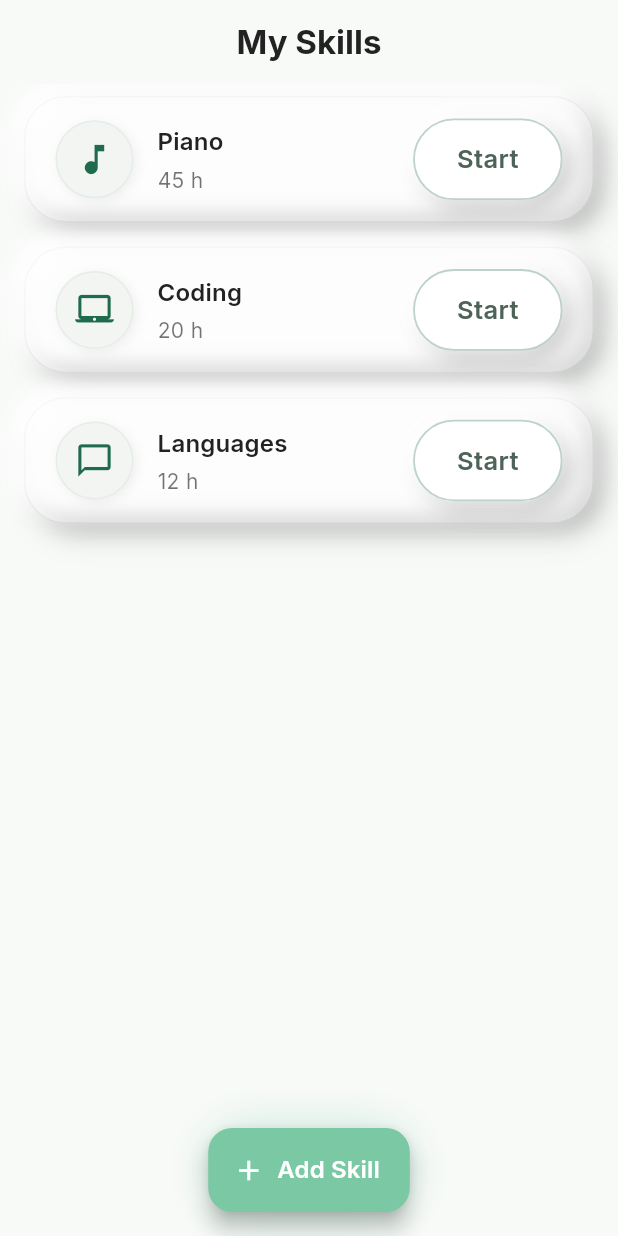
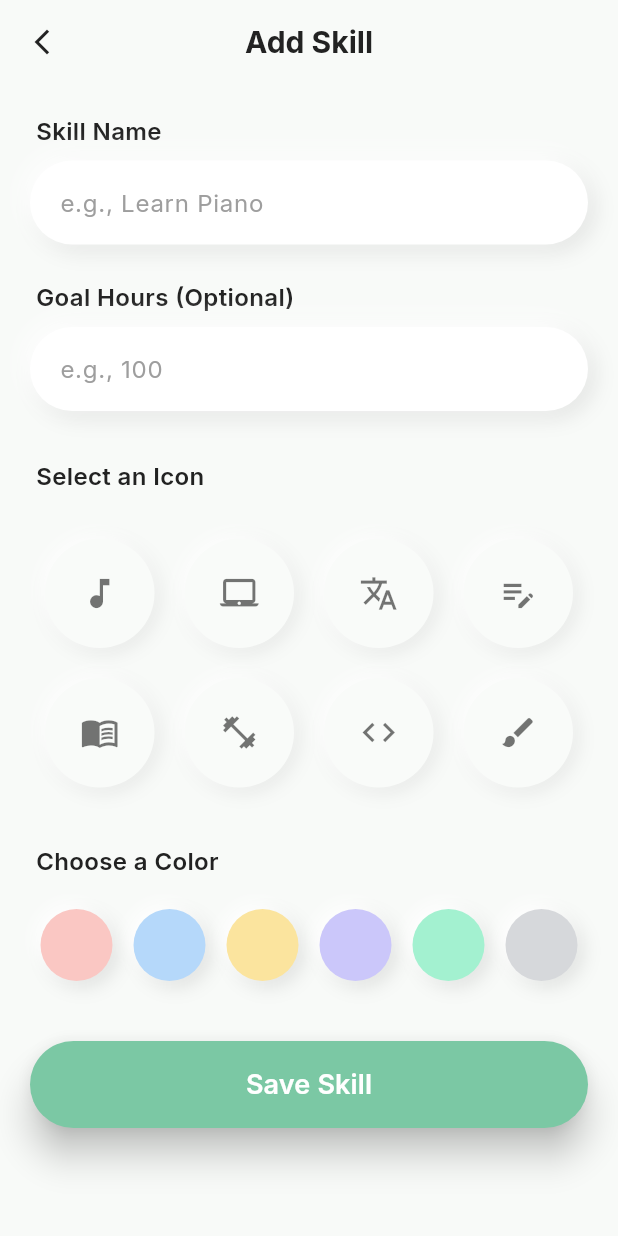
Before and after one commit to jeangoujan/evolv, a Flutter app: the screen it shows after launch, after a tap on "Add Skill", on a phone screen of 412 x 824 dp. Run offline on Flutter 3.47's test engine with Material 3 defaults, Android fonts, the phone set to English and light mode, and no system bars.

Commit message:
added: add_skill_screen

```diff
--- /dev/null
+++ b/lib/screens/add_skill_screen.dart
@@ -0,0 +1,344 @@
+import 'package:flutter/material.dart';
+import '../theme/app_theme.dart';
+
+class AddSkillScreen extends StatefulWidget {
+  const AddSkillScreen({super.key});
+
+  @override
+  State<AddSkillScreen> createState() => _AddSkillScreenState();
+}
+
+class _AddSkillScreenState extends State<AddSkillScreen> {
+  final _nameController = TextEditingController();
+  final _goalController = TextEditingController();
+
+  int? _selectedIconIndex;
+  int? _selectedColorIndex;
+
+  final List<IconData> _icons = [
+    Icons.music_note,
+    Icons.laptop_mac,
+    Icons.translate,
+    Icons.edit_note,
+    Icons.menu_book,
+    Icons.fitness_center,
+    Icons.code,
+    Icons.brush,
+  ];
+
+  final List<Color> _colors = const [
+    Color(0xFFFAC7C3),
+    Color(0xFFB5D8FA),
+    Color(0xFFFBE49E),
+    Color(0xFFCBC7FA),
+    Color(0xFFA3F1D0),
+    Color(0xFFD6D8DB),
+  ];
+
+  @override
+  Widget build(BuildContext context) {
+    final theme = Theme.of(context);
+    final isDark = theme.brightness == Brightness.dark;
+
+    return Scaffold(
+      backgroundColor: theme.scaffoldBackgroundColor,
+      appBar: AppBar(
+        backgroundColor: theme.scaffoldBackgroundColor,
+        elevation: 0,
+        leading: IconButton(
+          icon: Icon(
+            Icons.arrow_back_ios_new,
+            color: isDark ? textLight : textDark,
+            size: 20,
+          ),
+          onPressed: () {
+            // если пользователь ничего не ввёл — просто выходим без возврата данных
+            if (_nameController.text.trim().isEmpty) {
+              Navigator.pop(context);
+              return;
+            }
+
+            final newSkill = {
+              'name': _nameController.text.trim(),
+              'goal': _goalController.text.trim(),
+              'icon': _icons[_selectedIconIndex ?? 0],
+              'color': _colors[_selectedColorIndex ?? 0],
+            };
+
+            Navigator.pop(context, newSkill);
+          },
+        ),
+        centerTitle: true,
+        title: Text(
+          "Add Skill",
+          style: TextStyle(
+            fontFamily: 'Inter',
+            fontWeight: FontWeight.w700,
+            color: isDark ? textLight : textDark,
+          ),
+        ),
+      ),
+      body: ListView(
+        padding: const EdgeInsets.all(20),
+        children: [
+          _buildLabel("Skill Name", isDark),
+          _buildTextField(_nameController, "e.g., Learn Piano", isDark),
+          const SizedBox(height: 24),
+          _buildLabel("Goal Hours (Optional)", isDark),
+          _buildTextField(_goalController, "e.g., 100", isDark),
+          const SizedBox(height: 32),
+          _buildLabel("Select an Icon", isDark),
+          const SizedBox(height: 12),
+          _buildIconGrid(isDark),
+          const SizedBox(height: 28),
+          _buildLabel("Choose a Color", isDark),
+          const SizedBox(height: 12),
+          _buildColorRow(isDark),
+          const SizedBox(height: 40),
+          _buildSaveButton(context),
+        ],
+      ),
+    );
+  }
+
+  // --- Components ---
+
+  Widget _buildLabel(String text, bool isDark) {
+    return Padding(
+      padding: const EdgeInsets.only(left: 4, bottom: 8),
+      child: Text(
+        text,
+        style: TextStyle(
+          fontFamily: 'Inter',
+          fontWeight: FontWeight.w600,
+          fontSize: 16,
+          color: isDark ? Colors.white.withOpacity(0.9) : textDark,
+        ),
+      ),
+    );
+  }
+
+  Widget _buildTextField(
+      TextEditingController controller, String hint, bool isDark) {
+    return Container(
+      decoration: BoxDecoration(
+        color: isDark ? const Color(0xFF1A1F1A) : Colors.white,
+        borderRadius: BorderRadius.circular(28),
+        boxShadow: isDark
+            ? [
+                BoxShadow(
+                  color: Colors.black.withOpacity(0.6),
+                  offset: const Offset(3, 3),
+                  blurRadius: 10,
+                ),
+                BoxShadow(
+                  color: Colors.white.withOpacity(0.07),
+                  offset: const Offset(-3, -3),
+                  blurRadius: 10,
+                ),
+              ]
+            : [
+                BoxShadow(
+                  color: Colors.black.withOpacity(0.1),
+                  offset: const Offset(4, 4),
+                  blurRadius: 12,
+                ),
+                const BoxShadow(
+                  color: Colors.white,
+                  offset: Offset(-4, -4),
+                  blurRadius: 12,
+                ),
+              ],
+      ),
+      child: TextField(
+        controller: controller,
+        style: TextStyle(
+          fontFamily: 'Inter',
+          color: isDark ? Colors.white : Colors.black,
+        ),
+        decoration: InputDecoration(
+          hintText: hint,
+          hintStyle: TextStyle(
+            fontFamily: 'Inter',
+            color: isDark ? Colors.white54 : Colors.grey[500],
+          ),
+          border: InputBorder.none,
+          contentPadding:
+              const EdgeInsets.symmetric(horizontal: 20, vertical: 16),
+        ),
+      ),
+    );
+  }
+
+Widget _buildIconGrid(bool isDark) {
+  return GridView.builder(
+    shrinkWrap: true,
+    physics: const NeverScrollableScrollPhysics(),
+    itemCount: _icons.length,
+    gridDelegate: const SliverGridDelegateWithFixedCrossAxisCount(
+      crossAxisCount: 4,
+    ),
+    itemBuilder: (context, index) {
+      final selected = _selectedIconIndex == index;
+
+      return GestureDetector(
+        onTap: () => setState(() => _selectedIconIndex = index),
+        child: AnimatedContainer(
+          duration: const Duration(milliseconds: 200),
+          margin: const EdgeInsets.all(10),
+          decoration: BoxDecoration(
+            color: isDark
+                ? const Color(0xFF202620)
+                : const Color(0xFFF9FBF9),
+            shape: BoxShape.circle,
+            boxShadow: selected
+                ? [
+                    BoxShadow(
+                      color: mintPrimary.withOpacity(0.5),
+                      blurRadius: 25,
+                      spreadRadius: 2,
+                    ),
+                    BoxShadow(
+                      color: Colors.black.withOpacity(isDark ? 0.4 : 0.08),
+                      offset: const Offset(3, 3),
+                      blurRadius: 10,
+                    ),
+                    BoxShadow(
+                      color: Colors.white.withOpacity(isDark ? 0.05 : 0.9),
+                      offset: const Offset(-3, -3),
+                      blurRadius: 8,
+                    ),
+                  ]
+                : [
+                    BoxShadow(
+                      color: Colors.black.withOpacity(isDark ? 0.4 : 0.08),
+                      offset: const Offset(3, 3),
+                      blurRadius: 10,
+                    ),
+                    BoxShadow(
+                      color: Colors.white.withOpacity(isDark ? 0.05 : 0.9),
+                      offset: const Offset(-3, -3),
+                      blurRadius: 8,
+                    ),
+                  ],
+          ),
+          child: Icon(
+            _icons[index],
+            size: 26,
+            color: selected
+                ? (isDark ? Colors.white : mintPrimary)
+                : (isDark ? Colors.white70 : Colors.black54),
+          ),
+        ),
+      );
+    },
+  );
+}
+
+  Widget _buildColorRow(bool isDark) {
+    return Row(
+      mainAxisAlignment: MainAxisAlignment.spaceAround,
+      children: List.generate(_colors.length, (index) {
+        final selected = _selectedColorIndex == index;
+        final color = _colors[index];
+
+        return GestureDetector(
+          onTap: () => setState(() => _selectedColorIndex = index),
+          child: AnimatedContainer(
+            duration: const Duration(milliseconds: 150),
+            width: selected ? 54 : 48,
+            height: selected ? 54 : 48,
+            decoration: BoxDecoration(
+              color: color,
+              shape: BoxShape.circle,
+              boxShadow: isDark
+                  ? [
+                      BoxShadow(
+                        color: Colors.black.withOpacity(0.7),
+                        offset: const Offset(3, 3),
+                        blurRadius: 8,
+                      ),
+                      BoxShadow(
+                        color: Colors.white.withOpacity(0.05),
+                        offset: const Offset(-3, -3),
+                        blurRadius: 8,
+                      ),
+                    ]
+                  : [
+                      BoxShadow(
+                        color: Colors.black.withOpacity(0.1),
+                        offset: const Offset(4, 4),
+                        blurRadius: 10,
+                      ),
+                      BoxShadow(
+                        color: Colors.white.withOpacity(0.9),
+                        offset: const Offset(-4, -4),
+                        blurRadius: 8,
+                      ),
+                    ],
+              border: selected
+                  ? Border.all(color: mintPrimary, width: 3)
+                  : null,
+            ),
+          ),
+        );
+      }),
+    );
+  }
+
+  Widget _buildSaveButton(BuildContext context) {
+    return ElevatedButton(
+      style: ElevatedButton.styleFrom(
+        backgroundColor: mintPrimary,
+        elevation: 10,
+        shape: RoundedRectangleBorder(borderRadius: BorderRadius.circular(30)),
+        padding: const EdgeInsets.symmetric(vertical: 16),
+      ),
+      onPressed: () {
+        if (_nameController.text.trim().isEmpty) {
+          ScaffoldMessenger.of(context).showSnackBar(
+            SnackBar(
+              backgroundColor: Colors.black87,
+              elevation: 6,
+              behavior: SnackBarBehavior.floating,
+              margin: const EdgeInsets.symmetric(horizontal: 60, vertical: 40),
+              shape: RoundedRectangleBorder(borderRadius: BorderRadius.circular(16)),
+              padding: const EdgeInsets.symmetric(vertical: 10, horizontal: 16),
+              content: const Center(
+                child: Text(
+                  "Please enter a skill name",
+                  textAlign: TextAlign.center,
+                  style: TextStyle(
+                    fontFamily: 'Inter',
+                    fontWeight: FontWeight.w600,
+                    fontSize: 16,
+                    color: Colors.white,
+                  ),
+                ),
+              ),
+              duration: Duration(seconds: 2),
+            ),
+          );
+          return;
+        }
+        final newSkill = {
+          'name': _nameController.text.trim(),
+          'goal': _goalController.text.trim(),
+          'icon': _icons[_selectedIconIndex ?? 0],
+          'color': _colors[_selectedColorIndex ?? 0],
+        };
+
+        Navigator.pop(context, newSkill);
+      },
+      child: const Text(
+        "Save Skill",
+        style: TextStyle(
+          fontFamily: 'Inter',
+          fontWeight: FontWeight.w600,
+          fontSize: 18,
+          color: Colors.white,
+        ),
+      ),
+    );
+  }
+}
--- a/lib/screens/home_screen.dart
+++ b/lib/screens/home_screen.dart
@@ -1,20 +1,41 @@
 import 'package:flutter/material.dart';
-import '../theme/app_theme.dart'; // mintPrimary, mintSecondary, textDark, textLight
+import '../theme/app_theme.dart';
+import 'add_skill_screen.dart';
 
-class HomeScreen extends StatelessWidget {
+class HomeScreen extends StatefulWidget {
   const HomeScreen({super.key});
+
+  @override
+  State<HomeScreen> createState() => _HomeScreenState();
+}
+
+class _HomeScreenState extends State<HomeScreen> {
+  // Хранилище навыков в памяти (позже заменим на БД)
+  final List<Map<String, dynamic>> skills = [
+    {
+      'name': 'Piano',
+      'goal': '45',
+      'icon': Icons.music_note,
+      'color': const Color(0xFFA3F1D0),
+    },
+    {
+      'name': 'Coding',
+      'goal': '20',
+      'icon': Icons.laptop_mac,
+      'color': const Color(0xFFB5D8FA),
+    },
+    {
+      'name': 'Languages',
+      'goal': '12',
+      'icon': Icons.translate,
+      'color': const Color(0xFFFAC7C3),
+    },
+  ];
 
   @override
   Widget build(BuildContext context) {
     final theme = Theme.of(context);
     final isDark = theme.brightness == Brightness.dark;
-
-    // временные данные
-    final skills = const [
-      {'name': 'Piano', 'hours': 45},
-      {'name': 'Coding', 'hours': 20},
-      {'name': 'Languages', 'hours': 12},
-    ];
 
     return Scaffold(
       appBar: AppBar(
@@ -37,32 +58,49 @@ class HomeScreen extends StatelessWidget {
         itemBuilder: (context, i) {
           final s = skills[i];
           return _SkillCard(
-            name: s['name'] as String,
-            hours: s['hours'] as int,
+            name: (s['name'] ?? '').toString(),
+            hours: (s['goal'] ?? '0').toString(),
+            icon: s['icon'] as IconData,
+            color: s['color'] as Color,
             onCardTap: () {
-              // TODO: переход к деталям/статистике
+              // TODO: открыть статистику/детали навыка
             },
             onStartTap: () {
-              // TODO: запуск таймера
+              // TODO: запустить таймер
             },
           );
         },
       ),
       floatingActionButtonLocation: FloatingActionButtonLocation.centerFloat,
-      floatingActionButton: const _AddSkillFab(),
+      floatingActionButton: _AddSkillFab(
+        onPressed: () async {
+          final newSkill = await Navigator.push(
+            context,
+            MaterialPageRoute(builder: (_) => const AddSkillScreen()),
+          );
+          if (!mounted) return;
+          if (newSkill != null && newSkill is Map<String, dynamic>) {
+            setState(() => skills.add(newSkill));
+          }
+        },
+      ),
     );
   }
 }
 
 class _SkillCard extends StatelessWidget {
   final String name;
-  final int hours;
+  final String hours;
+  final IconData icon;
+  final Color color;
   final VoidCallback onCardTap;
   final VoidCallback onStartTap;
 
   const _SkillCard({
     required this.name,
     required this.hours,
+    required this.icon,
+    required this.color,
     required this.onCardTap,
     required this.onStartTap,
   });
@@ -72,7 +110,6 @@ class _SkillCard extends StatelessWidget {
     final theme = Theme.of(context);
     final isDark = theme.brightness == Brightness.dark;
 
-    // более контрастная карточка + тени
     final cardColor = isDark ? const Color(0xFF181C18) : Colors.white;
     final neuShadows = isDark
         ? [
@@ -111,23 +148,21 @@ class _SkillCard extends StatelessWidget {
         boxShadow: neuShadows,
       ),
       child: _AnimatedTap(
-        onTap: onCardTap, // клик по карточке отдельно
+        onTap: onCardTap, // отдельный тап по карточке
         borderRadius: 28,
         child: Padding(
           padding: const EdgeInsets.symmetric(horizontal: 20, vertical: 14),
           child: Row(
             children: [
-              // аватарка-иконка с контрастным фоном
+              // Круг под иконку (с выбранным цветом)
               Container(
                 width: 52,
                 height: 52,
                 decoration: BoxDecoration(
                   shape: BoxShape.circle,
-                  color:
-                      isDark ? const Color(0xFF252A25) : const Color(0xFFF2F5F2),
+                  color: color.withOpacity(0.85),
                   border: Border.all(
-                    color:
-                        isDark ? Colors.white12 : const Color(0xFFE7ECE7),
+                    color: isDark ? Colors.white12 : const Color(0xFFE7ECE7),
                     width: 1,
                   ),
                   boxShadow: isDark
@@ -147,13 +182,15 @@ class _SkillCard extends StatelessWidget {
                         ],
                 ),
                 child: Icon(
-                  _iconForSkill(name),
+                  icon,
                   size: 26,
-                  color: theme.colorScheme.primary,
+                  color: isDark
+                    ? Color.lerp(Colors.black, theme.colorScheme.primary, 0.3)! // 🌙 Тёмный, глубокий оттенок
+                    : theme.colorScheme.primary,
                 ),
               ),
               const SizedBox(width: 16),
-              // текст
+              // Текст
               Expanded(
                 child: Column(
                   crossAxisAlignment: CrossAxisAlignment.start,
@@ -180,7 +217,7 @@ class _SkillCard extends StatelessWidget {
                 ),
               ),
               const SizedBox(width: 12),
-              // кнопка Start — независимая зона нажатия + анимация
+              // Кнопка Start — отдельная интерактивная область + собственный эффект
               _AnimatedTap(
                 onTap: onStartTap,
                 borderRadius: 30,
@@ -193,17 +230,9 @@ class _SkillCard extends StatelessWidget {
       ),
     );
   }
-
-  IconData _iconForSkill(String name) {
-    final n = name.toLowerCase();
-    if (n.contains('piano')) return Icons.music_note;
-    if (n.contains('coding') || n.contains('code')) return Icons.laptop_mac;
-    if (n.contains('lang')) return Icons.chat_bubble_outline;
-    return Icons.auto_graph_rounded;
-  }
 }
 
-// увеличенная и контрастная капсула Start
+// ---------------- Start pill ----------------
 class _StartPill extends StatelessWidget {
   const _StartPill();
 
@@ -217,35 +246,22 @@ class _StartPill extends StatelessWidget {
       decoration: BoxDecoration(
         color: isDark ? const Color(0xFF1F241F) : Colors.white,
         borderRadius: BorderRadius.circular(30),
-        boxShadow: isDark
-            ? [
-                BoxShadow(
-                  color: Colors.black.withOpacity(0.45),
-                  offset: const Offset(3, 3),
-                  blurRadius: 10,
-                ),
-                BoxShadow(
-                  color: Colors.white.withOpacity(0.08),
-                  offset: const Offset(-3, -3),
-                  blurRadius: 10,
-                ),
-              ]
-            : [
-                BoxShadow(
-                  color: Colors.black.withOpacity(0.08),
-                  offset: const Offset(3, 3),
-                  blurRadius: 10,
-                ),
-                const BoxShadow(
-                  color: Colors.white,
-                  offset: Offset(-3, -3),
-                  blurRadius: 10,
-                ),
-              ],
         border: Border.all(
           color: theme.colorScheme.primary.withOpacity(0.3),
           width: 1.2,
         ),
+        boxShadow: [
+          BoxShadow(
+            color: Colors.black.withOpacity(isDark ? 0.45 : 0.08),
+            offset: const Offset(3, 3),
+            blurRadius: 10,
+          ),
+          BoxShadow(
+            color: Colors.white.withOpacity(isDark ? 0.08 : 1),
+            offset: const Offset(-3, -3),
+            blurRadius: 10,
+          ),
+        ],
       ),
       child: Text(
         'Start',
@@ -260,9 +276,10 @@ class _StartPill extends StatelessWidget {
   }
 }
 
-// мягкий “glow”-FAB по центру
+// ---------------- Add Skill FAB ----------------
 class _AddSkillFab extends StatelessWidget {
-  const _AddSkillFab();
+  final VoidCallback onPressed;
+  const _AddSkillFab({required this.onPressed});
 
   @override
   Widget build(BuildContext context) {
@@ -281,9 +298,7 @@ class _AddSkillFab extends StatelessWidget {
         ],
       ),
       child: FloatingActionButton.extended(
-        onPressed: () {
-          // TODO: Navigator.pushNamed(context, '/add');
-        },
+        onPressed: onPressed,
         backgroundColor: isDark ? mintSecondary : mintPrimary,
         foregroundColor: Colors.white,
         elevation: 6,
@@ -301,13 +316,12 @@ class _AddSkillFab extends StatelessWidget {
   }
 }
 
-/// Универсальный виджет лёгкого “scale”-эффекта при тапе
-
+// ---------------- Tap effect (soft-neomorphism) ----------------
 class _AnimatedTap extends StatefulWidget {
   final Widget child;
   final VoidCallback onTap;
   final double borderRadius;
-  final bool isButton; // 👈 добавили флаг для “Start” кнопки
+  final bool isButton; // для кнопок усиливаем эффект
 
   const _AnimatedTap({
     required this.child,
@@ -323,16 +337,15 @@ class _AnimatedTap extends StatefulWidget {
 class _AnimatedTapState extends State<_AnimatedTap> {
   bool _pressed = false;
 
-  void _onTapDown(TapDownDetails _) => setState(() => _pressed = true);
-  void _onTapUp(TapUpDetails _) => setState(() => _pressed = false);
-  void _onTapCancel() => setState(() => _pressed = false);
+  void _down(TapDownDetails _) => setState(() => _pressed = true);
+  void _up(TapUpDetails _) => setState(() => _pressed = false);
+  void _cancel() => setState(() => _pressed = false);
 
   @override
   Widget build(BuildContext context) {
     final theme = Theme.of(context);
     final isDark = theme.brightness == Brightness.dark;
 
-    // 🌗 усиливаем контраст светлой темы
     final shadowUp = isDark
         ? [
             BoxShadow(
@@ -385,15 +398,14 @@ class _AnimatedTapState extends State<_AnimatedTap> {
             ),
           ];
 
-    // если элемент — кнопка (например Start), делаем эффект чуть сильнее
-    final appliedShadow = _pressed
-        ? (widget.isButton ? shadowDown.map((s) => s.copyWith(blurRadius: 8)).toList() : shadowDown)
-        : (widget.isButton ? shadowUp.map((s) => s.copyWith(blurRadius: 12)).toList() : shadowUp);
+    final applied = _pressed
+        ? (widget.isButton ? _boost(shadowDown, 1.2) : shadowDown)
+        : (widget.isButton ? _boost(shadowUp, 1.1) : shadowUp);
 
     return GestureDetector(
-      onTapDown: _onTapDown,
-      onTapUp: _onTapUp,
-      onTapCancel: _onTapCancel,
+      onTapDown: _down,
+      onTapUp: _up,
+      onTapCancel: _cancel,
       onTap: widget.onTap,
       behavior: HitTestBehavior.translucent,
       child: AnimatedContainer(
@@ -401,10 +413,14 @@ class _AnimatedTapState extends State<_AnimatedTap> {
         curve: Curves.easeOut,
         decoration: BoxDecoration(
           borderRadius: BorderRadius.circular(widget.borderRadius),
-          boxShadow: appliedShadow,
+          boxShadow: applied,
         ),
         child: widget.child,
       ),
     );
   }
+
+  // небольшое усиление blur для кнопок
+  List<BoxShadow> _boost(List<BoxShadow> src, double k) =>
+      src.map((s) => s.copyWith(blurRadius: s.blurRadius * k)).toList();
 }
```
